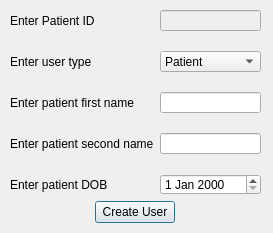
Old version of the form createuser.ui in the repository dan-yates1/pharmacy-system.
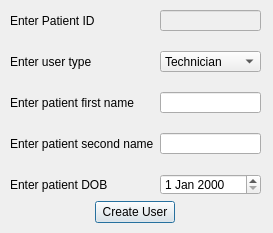
New version of the form. Icons and pictures are not drawn.

```diff
--- a/createuser.ui
+++ b/createuser.ui
@@ -87,11 +87,6 @@
       </item>
       <item row="1" column="1">
        <widget class="QComboBox" name="userTypeCombo">
-        <item>
-         <property name="text">
-          <string>Patient</string>
-         </property>
-        </item>
         <item>
          <property name="text">
           <string>Technician</string>
```
